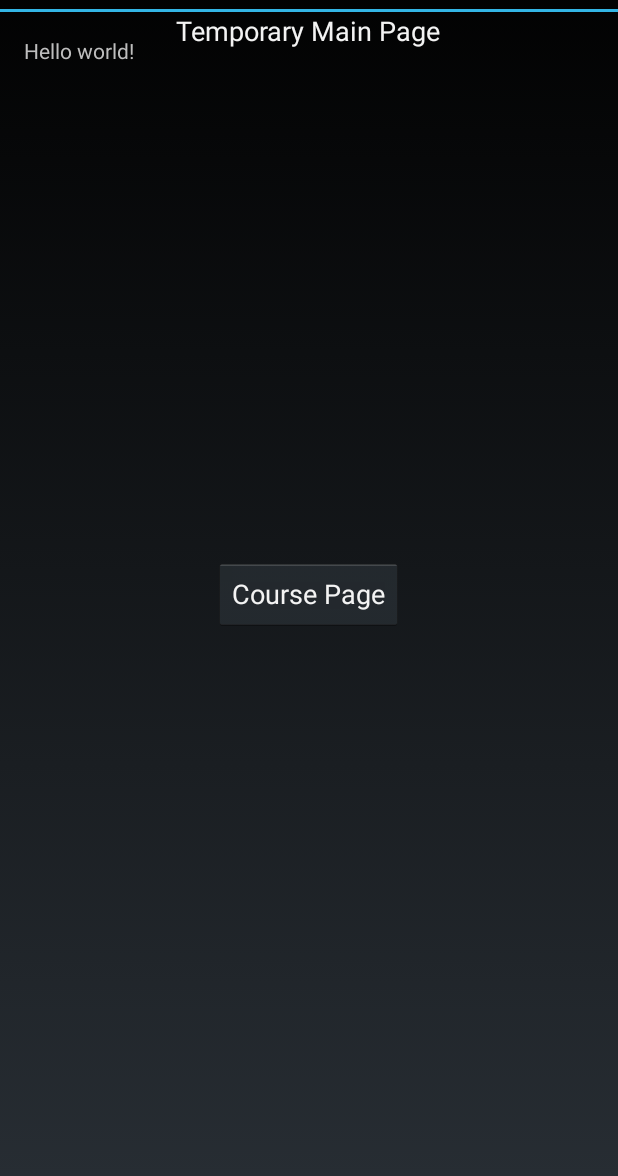
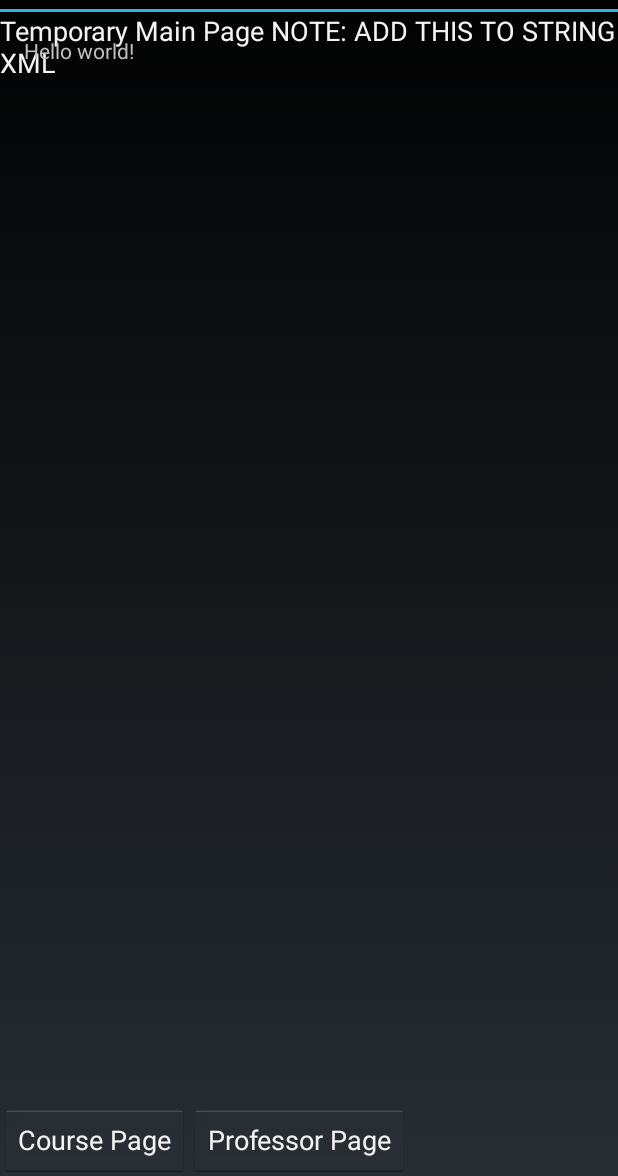
Before and after one commit to NeoValkyrion/TritonUnlinked, an Android app: the screen it shows after launch (MainActivity), on a phone screen of 412 x 824 dp, the part 60-1236 px from its top. Run offline under Robolectric (Android 15) with nearby library versions, the light colour scheme and no system bars.

Commit message:
Added Professor Profile Page, with dummy stuff, fixed the xml on the main page, also cleaned up some code to put the string values in the strings.xml page

```diff
--- a/TritonUnlinked/build.gradle
+++ b/TritonUnlinked/build.gradle
@@ -20,4 +20,5 @@ android {
 
 dependencies {
     compile 'com.android.support:support-v13:+'
+    compile 'com.android.support:support-v4:18.0.0'
 }
--- a/TritonUnlinked/src/main/AndroidManifest.xml
+++ b/TritonUnlinked/src/main/AndroidManifest.xml
@@ -21,6 +21,12 @@
             android:name="triton.unlinked.CourseProfileActivity"
             android:label="@string/title_activity_course_profile" >
         </activity>
+        <activity
+            android:name="triton.unlinked.ProfessorProfileActivity"
+            android:configChanges="orientation|keyboardHidden|screenSize"
+            android:label="@string/title_activity_professor_profile"
+            android:theme="@style/FullscreenTheme" >
+        </activity>
     </application>
 
 </manifest>
--- a/TritonUnlinked/src/main/res/layout/activity_main.xml
+++ b/TritonUnlinked/src/main/res/layout/activity_main.xml
@@ -1,4 +1,4 @@
-<FrameLayout xmlns:android="http://schemas.android.com/apk/res/android"
+<RelativeLayout xmlns:android="http://schemas.android.com/apk/res/android"
     xmlns:tools="http://schemas.android.com/tools"
     android:id="@+id/container"
     android:layout_width="match_parent"
@@ -9,16 +9,26 @@
     <Button
         android:layout_width="wrap_content"
         android:layout_height="wrap_content"
-        android:text="Course Page"
-        android:id="@+id/button"
-        android:layout_gravity="center"
+        android:text="@string/course_page_button"
+        android:id="@+id/coursePageButton"
+        android:layout_alignParentBottom="true"
+        android:layout_gravity="bottom"
         android:onClick="CoursePage"/>
+
+    <Button
+        android:layout_width="wrap_content"
+        android:layout_height="wrap_content"
+        android:text="@string/professor_page_button"
+        android:id="@+id/professorPageButton"
+        android:layout_toRightOf="@id/coursePageButton"
+        android:layout_alignParentBottom="true"
+        android:onClick="ProfessorPage"/>
 
     <TextView
         android:layout_width="wrap_content"
         android:layout_height="wrap_content"
         android:textAppearance="?android:attr/textAppearanceMedium"
-        android:text="Temporary Main Page"
+        android:text="Temporary Main Page NOTE: ADD THIS TO STRING XML"
         android:id="@+id/textView"
         android:layout_gravity="center_horizontal|top" />
-</FrameLayout>
+</RelativeLayout>
--- /dev/null
+++ b/TritonUnlinked/src/main/res/values-v11/styles.xml
@@ -0,0 +1,15 @@
+<resources>
+
+    <style name="FullscreenTheme" parent="android:Theme.Holo">
+        <item name="android:actionBarStyle">@style/FullscreenActionBarStyle</item>
+        <item name="android:windowActionBarOverlay">true</item>
+        <item name="android:windowBackground">@null</item>
+        <item name="metaButtonBarStyle">?android:attr/buttonBarStyle</item>
+        <item name="metaButtonBarButtonStyle">?android:attr/buttonBarButtonStyle</item>
+    </style>
+
+    <style name="FullscreenActionBarStyle" parent="android:Widget.Holo.ActionBar">
+        <item name="android:background">@color/black_overlay</item>
+    </style>
+
+</resources>
--- /dev/null
+++ b/TritonUnlinked/src/main/res/values/colors.xml
@@ -0,0 +1,5 @@
+<resources>
+
+    <color name="black_overlay">#66000000</color>
+
+</resources>
--- a/TritonUnlinked/src/main/res/values/strings.xml
+++ b/TritonUnlinked/src/main/res/values/strings.xml
@@ -8,5 +8,10 @@
     <string name="title_section1">Section 1</string>
     <string name="title_section2">Section 2</string>
     <string name="title_section3">Section 3</string>
+    <string name="title_activity_professor_profile">ProfessorProfileActivity</string>
+    <string name="professor_page_button">Professor Page</string>
+    <string name="course_page_button">Course Page</string>
+    <string name="dummy_button">Dummy Button</string>
+    <string name="dummy_content">DUMMY\nCONTENT</string>
 
 </resources>
--- a/TritonUnlinked/src/main/res/values/styles.xml
+++ b/TritonUnlinked/src/main/res/values/styles.xml
@@ -1,3 +1,4 @@
+<?xml version="1.0" encoding="utf-8"?>
 <resources>
 
     <!-- Base application theme. -->
@@ -5,4 +6,21 @@
         <!-- Customize your theme here. -->
     </style>
 
+    <style name="FullscreenTheme" parent="android:Theme.NoTitleBar">
+        <item name="android:windowContentOverlay">@null</item>
+        <item name="android:windowBackground">@null</item>
+        <item name="metaButtonBarStyle">@style/ButtonBar</item>
+        <item name="metaButtonBarButtonStyle">@style/ButtonBarButton</item>
+    </style>
+
+    <style name="ButtonBar">
+        <item name="android:paddingLeft">2dp</item>
+        <item name="android:paddingTop">5dp</item>
+        <item name="android:paddingRight">2dp</item>
+        <item name="android:paddingBottom">0dp</item>
+        <item name="android:background">@android:drawable/bottom_bar</item>
+    </style>
+
+    <style name="ButtonBarButton" />
+
 </resources>
```
Also changed, not shown: TritonUnlinked/src/main/java/triton/unlinked/MainActivity.java (+9 -0 lines), TritonUnlinked/src/main/java/triton/unlinked/ProfessorProfileActivity.java (added, +159 -0 lines), TritonUnlinked/src/main/java/triton/unlinked/util/SystemUiHider.java (added, +172 -0 lines), TritonUnlinked/src/main/java/triton/unlinked/util/SystemUiHiderBase.java (added, +63 -0 lines), TritonUnlinked/src/main/java/triton/unlinked/util/SystemUiHiderHoneycomb.java (added, +133 -0 lines), TritonUnlinked/src/main/res/layout/activity_professor_profile.xml (added, +46 -0 lines), TritonUnlinked/src/main/res/values/attrs.xml (added, +12 -0 lines).
